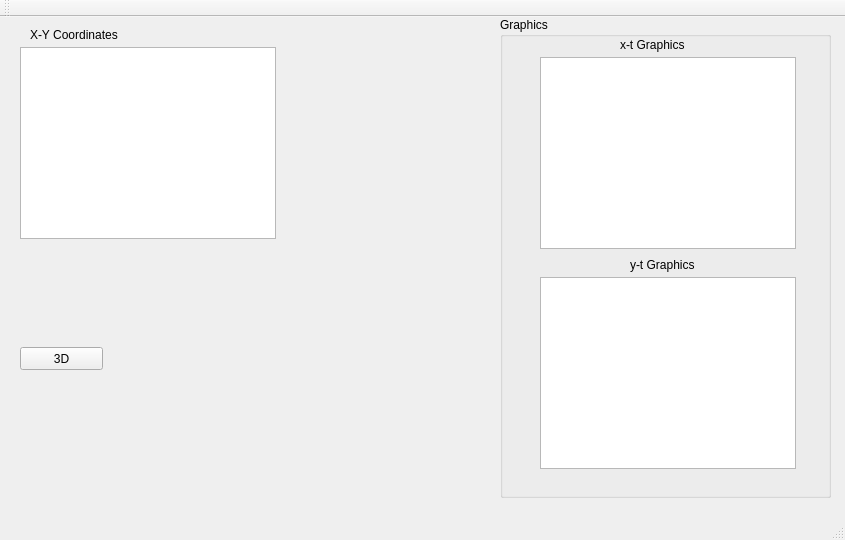
GTU-Contributions/BIL395_Project_I_BallOnAPlate, file mainwindow.ui: the form before one commit.
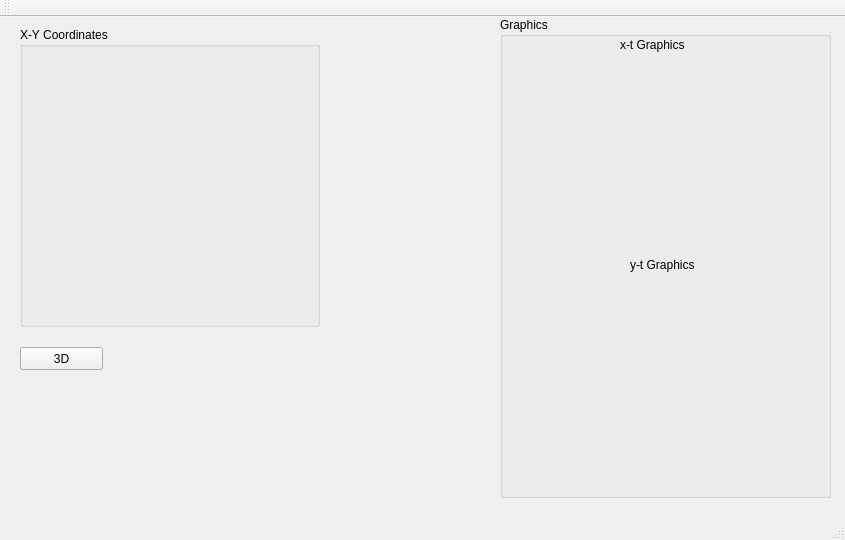
The form after the commit. Custom widgets are drawn as their Qt base class.

Diff of the .ui file:
```diff
--- a/mainwindow.ui
+++ b/mainwindow.ui
@@ -26,16 +26,6 @@
     <property name="title">
      <string>Graphics</string>
     </property>
-    <widget class="QGraphicsView" name="graphicsViewX">
-     <property name="geometry">
-      <rect>
-       <x>40</x>
-       <y>40</y>
-       <width>256</width>
-       <height>192</height>
-      </rect>
-     </property>
-    </widget>
     <widget class="QLabel" name="label_3">
      <property name="geometry">
       <rect>
@@ -49,16 +39,6 @@
       <string>x-t Graphics</string>
      </property>
     </widget>
-    <widget class="QGraphicsView" name="graphicsViewY">
-     <property name="geometry">
-      <rect>
-       <x>40</x>
-       <y>260</y>
-       <width>256</width>
-       <height>192</height>
-      </rect>
-     </property>
-    </widget>
     <widget class="QLabel" name="label_4">
      <property name="geometry">
       <rect>
@@ -78,6 +58,39 @@
       <string>y-t Graphics</string>
      </property>
     </widget>
+    <widget class="QCustomPlot" name="customPlot" native="true">
+    <property name="geometry">
+     <rect>
+      <x>30</x>
+      <y>40</y>
+      <width>256</width>
+      <height>192</height>
+     </rect>
+    </property>
+   </widget>
+   <widget class="QCustomPlot" name="customPlotSecond" native="true">
+    <property name="geometry">
+     <rect>
+      <x>30</x>
+      <y>270</y>
+      <width>256</width>
+      <height>192</height>
+     </rect>
+    </property>
+   </widget>
+   </widget>
+   <widget class="QGroupBox" name="groupBox_3">
+    <property name="geometry">
+     <rect>
+      <x>20</x>
+      <y>10</y>
+      <width>300</width>
+      <height>300</height>
+     </rect>
+    </property>
+    <property name="title">
+     <string>X-Y Coordinates</string>
+    </property>
    </widget>
    <widget class="QPushButton" name="pushButton">
     <property name="geometry">
@@ -92,35 +105,6 @@
      <string>3D</string>
     </property>
    </widget>
-   <widget class="QGraphicsView" name="xyCoordinates">
-    <property name="geometry">
-     <rect>
-      <x>20</x>
-      <y>30</y>
-      <width>256</width>
-      <height>192</height>
-     </rect>
-    </property>
-    <property name="mouseTracking">
-     <bool>false</bool>
-    </property>
-    <property name="acceptDrops">
-     <bool>false</bool>
-    </property>
-   </widget>
-   <widget class="QLabel" name="xyCoordinatesLabel">
-    <property name="geometry">
-     <rect>
-      <x>30</x>
-      <y>10</y>
-      <width>110</width>
-      <height>16</height>
-     </rect>
-    </property>
-    <property name="text">
-     <string>X-Y Coordinates</string>
-    </property>
-   </widget>
   </widget>
   <widget class="QMenuBar" name="menuBar">
    <property name="geometry">
@@ -143,6 +127,14 @@
   <widget class="QStatusBar" name="statusBar"/>
  </widget>
  <layoutdefault spacing="6" margin="11"/>
+ <customwidgets>
+  <customwidget>
+   <class>QCustomPlot</class>
+   <extends>QWidget</extends>
+   <header>qcustomplot.h</header>
+   <container>1</container>
+  </customwidget>
+ </customwidgets>
  <resources/>
  <connections/>
 </ui>
```
Left out of the diff: 2 changed lines with no effect on the pictures.
